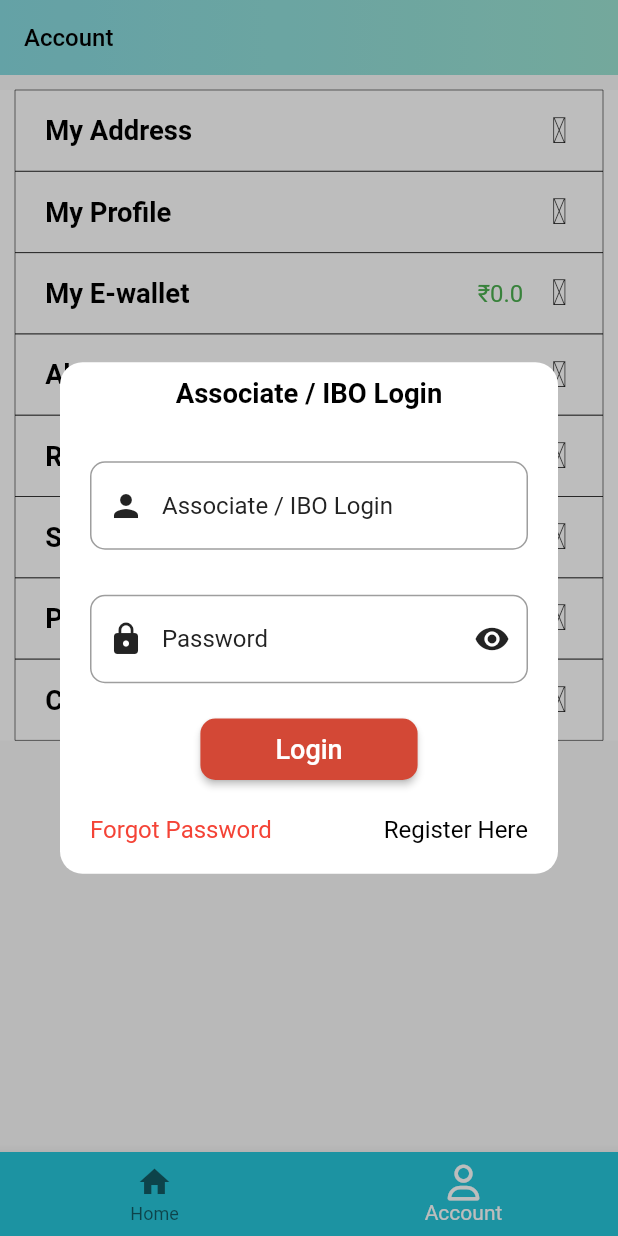
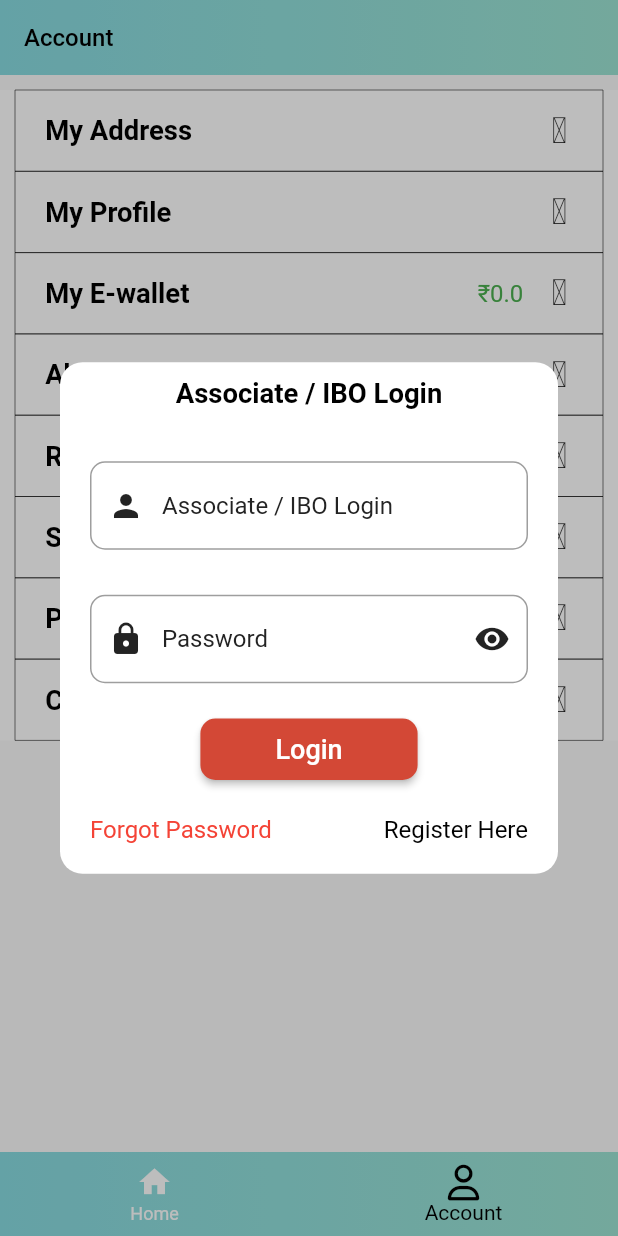
Before and after one commit to vaghelachirag/NebulaShoppy, a Flutter app: the screen it shows after launch, item 2 of the bottom bar chosen, on a phone screen of 412 x 824 dp. Run offline on Flutter 3.47's test engine with Material 2 defaults, Android fonts, the phone set to English and light mode, and no system bars; our stand-ins replace carousel_slider, community_material_icon, device_info_plus, flutter_html, flutter_screenutil, flutter_svg and 7 more; missing offline and left inert: flutter_launcher_icons, payumoney_pro_unofficial; accounts and stored records are empty; network calls fail; Roboto replaces fonts that are missing (Ember, Ember-Bold).

Commit message:
change in tab screen

```diff
--- a/lib/screen/tabscreen.dart
+++ b/lib/screen/tabscreen.dart
@@ -79,40 +79,13 @@ class _TabScreenState extends State<TabScreen> {
             if (is_Login) {
               return Scaffold(
                 body: _screensWithLogin[_selectedScreenIndex]["screen"],
-                bottomNavigationBar: _createBottomNavigationBar(),
-                // bottomNavigationBar: BottomNavigationBar(
-                //   backgroundColor: Color.fromRGBO(38, 198, 218, 1),
-                //   type: BottomNavigationBarType.fixed,
-                //   selectedItemColor: Colors.white,
-                //   currentIndex: _selectedScreenIndex,
-                //   onTap: _selectScreen,
-                //   items: const [
-                //     BottomNavigationBarItem(
-                //         icon: Icon(Icons.home), label: 'Home'),
-                //     BottomNavigationBarItem(
-                //         icon: Icon(FontAwesomeIcons.shippingFast),
-                //         label: 'My Order'),
-                //     BottomNavigationBarItem(
-                //         icon: Icon(FontAwesomeIcons.user), label: 'Account')
-                //   ],
-                // ),
+                bottomNavigationBar: _createBottomNavigationBarLogin(),
+
               );
             } else {
               return Scaffold(
                 body: _screensWithoutLogin[_selectedScreenIndex]["screen"],
-                bottomNavigationBar: BottomNavigationBar(
-                  backgroundColor: Colors.cyan[400],
-                  type: BottomNavigationBarType.fixed,
-                  selectedItemColor: Colors.white,
-                  currentIndex: _selectedScreenIndex,
-                  onTap: _selectScreen,
-                  items: const [
-                    BottomNavigationBarItem(
-                        icon: Icon(Icons.home), label: 'Home'),
-                    BottomNavigationBarItem(
-                        icon: Icon(FontAwesomeIcons.user), label: 'Account')
-                  ],
-                ),
+                bottomNavigationBar:_createBottomNavigationBarWithoutLogin(),
               );
             }
           },
@@ -132,7 +105,7 @@ class _TabScreenState extends State<TabScreen> {
     return Future.value(true);
   }
 
-  Widget _createBottomNavigationBar() {
+  Widget _createBottomNavigationBarLogin() {
     return Container(
         decoration: BoxDecoration(
           gradient: LinearGradient(
@@ -160,4 +133,32 @@ class _TabScreenState extends State<TabScreen> {
           ],
         ));
   }
+
+
+  Widget _createBottomNavigationBarWithoutLogin() {
+    return Container(
+        decoration: BoxDecoration(
+          gradient: LinearGradient(
+            colors: [Color(0xff87dae0), Color(0xff9ce3d3)],
+            begin: Alignment.topLeft,
+            end: Alignment.topRight,
+            tileMode: TileMode.clamp,
+          ),
+        ),
+        child: BottomNavigationBar(
+          backgroundColor: Colors.transparent,
+          type: BottomNavigationBarType.fixed,
+          elevation: 0,
+          unselectedItemColor: Colors.white,
+          selectedIconTheme: IconThemeData(color: Colors.black),
+          selectedItemColor: Colors.black,
+          currentIndex: _selectedScreenIndex,
+          onTap: _selectScreen,
+          items: const [
+            BottomNavigationBarItem(icon: Icon(Icons.home), label: 'Home'),
+            BottomNavigationBarItem(
+                icon: Icon(FontAwesomeIcons.user), label: 'Account')
+          ],
+        ));
+  }
 }
```
